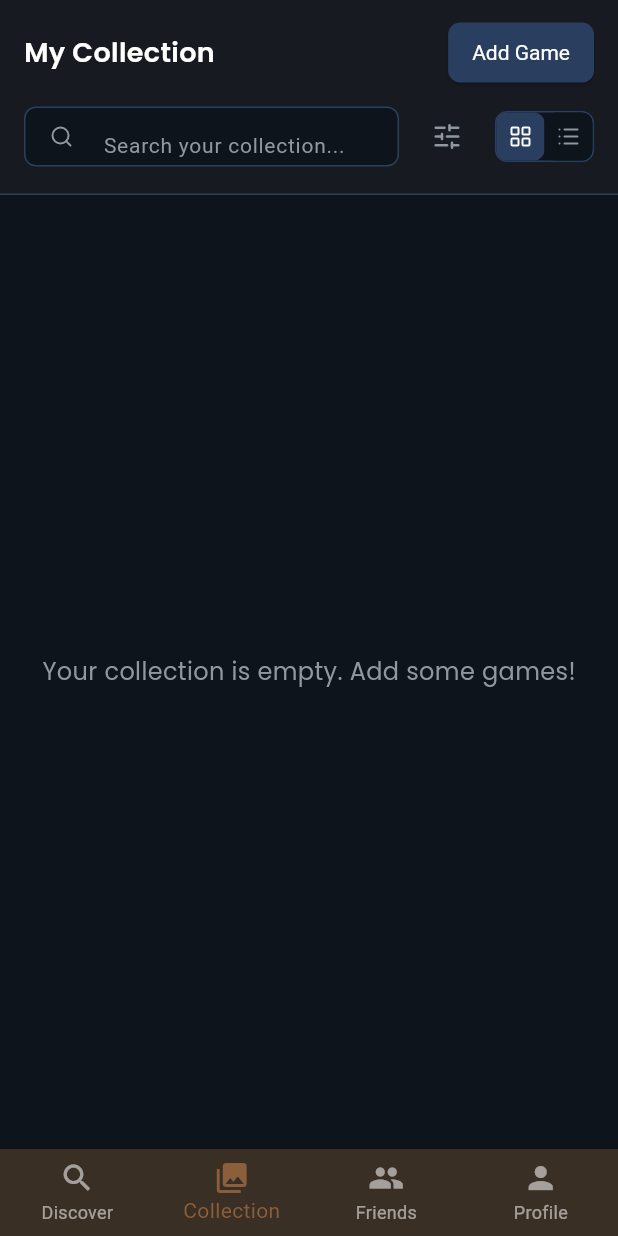
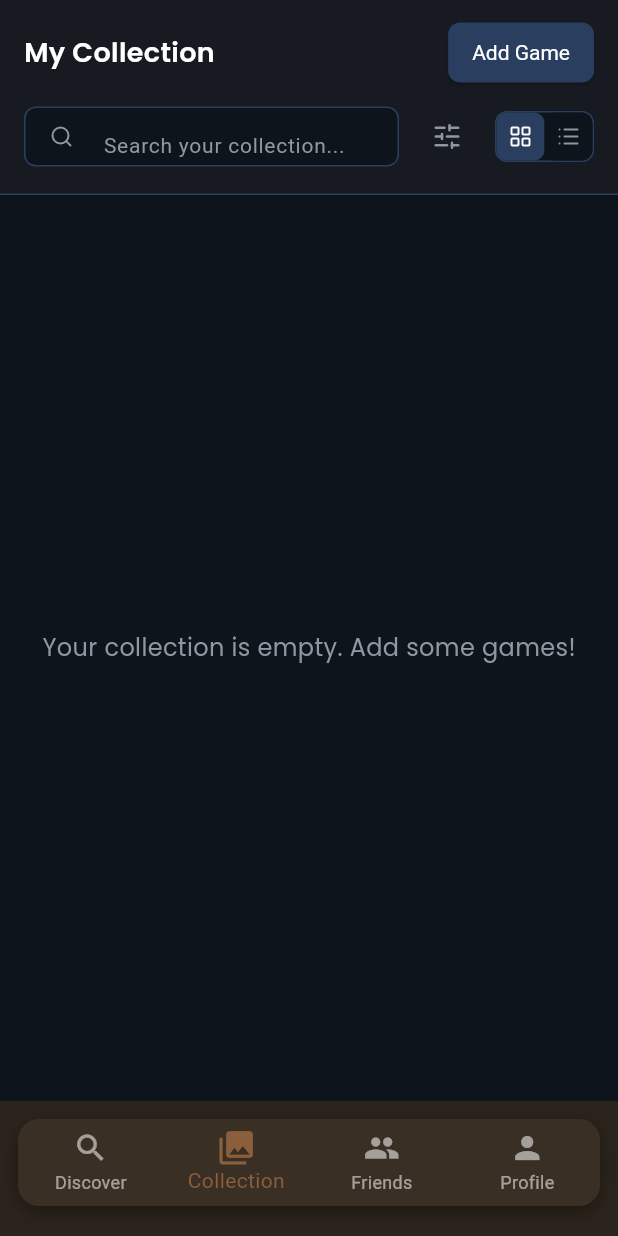
Before and after one commit to Locheloki/Board-Game-alternate-Repo, a Flutter app: the screen it shows once a user with an empty profile is signed in, item 2 of the bottom bar chosen, on a phone screen of 412 x 824 dp. Run offline on Flutter 3.47's test engine with Material 3 defaults, Android fonts, the phone set to English and light mode, and no system bars; our stand-ins replace cloud_firestore, firebase_auth, firebase_core, geolocator, google_fonts, lucide_icons; accounts and stored records are empty.

Commit message:
Bottom Navigation Bar Fixed

```diff
--- a/lib/pages/home_page.dart
+++ b/lib/pages/home_page.dart
@@ -73,19 +73,74 @@ class _HomePageState extends State<HomePage> {
       backgroundColor: AppColors.darkBg,
       appBar: _getAppBar(),
       body: _getPage(),
-      bottomNavigationBar: BottomNavigationBar(
-        backgroundColor: AppColors.darkBgSecondary,
+      bottomNavigationBar: SafeArea(
+        minimum: const EdgeInsets.only(bottom: 8),
+        child: Padding(
+          padding: const EdgeInsets.all(12.0), // keep 10-15px from screen edges
+          child: Container(
+            decoration: BoxDecoration(
+              color: AppColors.darkBgSecondary,
+              borderRadius: BorderRadius.circular(14),
+              boxShadow: [
+                BoxShadow(
+                  color: Colors.black.withOpacity(0.35),
+                  blurRadius: 10,
+                  offset: const Offset(0, 4),
+                ),
+              ],
+            ),
+            child: ClipRRect(
+              borderRadius: BorderRadius.circular(14),
+              child: BottomNavigationBar(
+                backgroundColor: Colors.transparent,
+                elevation: 0,
                 selectedItemColor: AppColors.primary,
                 unselectedItemColor: Colors.white54,
                 currentIndex: _selectedIndex,
                 onTap: _onItemTapped,
                 type: BottomNavigationBarType.fixed,
-        items: const [
-          BottomNavigationBarItem(icon: Icon(Icons.search), label: "Discover"),
-          BottomNavigationBarItem(icon: Icon(Icons.collections), label: "Collection"),
-          BottomNavigationBarItem(icon: Icon(Icons.group), label: "Friends"),
-          BottomNavigationBarItem(icon: Icon(Icons.person), label: "Profile"),
+                items: [
+                  BottomNavigationBarItem(
+                    icon: AnimatedScale(
+                      scale: _selectedIndex == 0 ? 1.12 : 1.0,
+                      duration: const Duration(milliseconds: 160),
+                      curve: Curves.easeOut,
+                      child: const Icon(Icons.search),
+                    ),
+                    label: "Discover",
+                  ),
+                  BottomNavigationBarItem(
+                    icon: AnimatedScale(
+                      scale: _selectedIndex == 1 ? 1.12 : 1.0,
+                      duration: const Duration(milliseconds: 160),
+                      curve: Curves.easeOut,
+                      child: const Icon(Icons.collections),
+                    ),
+                    label: "Collection",
+                  ),
+                  BottomNavigationBarItem(
+                    icon: AnimatedScale(
+                      scale: _selectedIndex == 2 ? 1.12 : 1.0,
+                      duration: const Duration(milliseconds: 160),
+                      curve: Curves.easeOut,
+                      child: const Icon(Icons.group),
+                    ),
+                    label: "Friends",
+                  ),
+                  BottomNavigationBarItem(
+                    icon: AnimatedScale(
+                      scale: _selectedIndex == 3 ? 1.12 : 1.0,
+                      duration: const Duration(milliseconds: 160),
+                      curve: Curves.easeOut,
+                      child: const Icon(Icons.person),
+                    ),
+                    label: "Profile",
+                  ),
                 ],
+              ),
+            ),
+          ),
+        ),
       ),
     );
   }
@@ -130,7 +185,6 @@ class _DiscoverPageState extends State<DiscoverPage> {
     );
   }
 
-
   @override
   Widget build(BuildContext context) {
     return StreamBuilder<List<BoardGame>>(
@@ -142,7 +196,12 @@ class _DiscoverPageState extends State<DiscoverPage> {
 
         final games = snapshot.data ?? [];
         if (games.isEmpty) {
-          return const Center(child: Text("No games available", style: TextStyle(color: Colors.white)));
+          return const Center(
+            child: Text(
+              "No games available",
+              style: TextStyle(color: Colors.white),
+            ),
+          );
         }
 
         final virtualItemCount = games.length * 1000;
@@ -158,11 +217,18 @@ class _DiscoverPageState extends State<DiscoverPage> {
                 children: [
                   Text(
                     "Board Games",
-                    style: GoogleFonts.poppins(fontSize: 32, fontWeight: FontWeight.bold, color: Colors.white),
+                    style: GoogleFonts.poppins(
+                      fontSize: 32,
+                      fontWeight: FontWeight.bold,
+                      color: Colors.white,
+                    ),
                   ),
                   Text(
                     "Discover new worlds",
-                    style: GoogleFonts.poppins(fontSize: 16, color: Colors.grey),
+                    style: GoogleFonts.poppins(
+                      fontSize: 16,
+                      color: Colors.grey,
+                    ),
                   ),
                 ],
               ),
@@ -185,12 +251,15 @@ class _DiscoverPageState extends State<DiscoverPage> {
                     return AnimatedBuilder(
                       animation: _pageController,
                       builder: (context, child) {
-                        final double page = (_pageController.hasClients && _pageController.page != null)
+                        final double page =
+                            (_pageController.hasClients &&
+                                _pageController.page != null)
                             ? _pageController.page!
                             : _pageController.initialPage.toDouble();
 
                         final double pageDelta = page - index;
-                        final double distortion = (1 - (pageDelta.abs() * 0.3)).clamp(0.0, 1.0);
+                        final double distortion = (1 - (pageDelta.abs() * 0.3))
+                            .clamp(0.0, 1.0);
                         final double rotation = pageDelta * -0.2;
 
                         return Transform(
@@ -215,7 +284,11 @@ class _DiscoverPageState extends State<DiscoverPage> {
               top: 0,
               bottom: 120,
               child: IconButton(
-                icon: const Icon(Icons.arrow_back_ios, color: Colors.white, size: 30),
+                icon: const Icon(
+                  Icons.arrow_back_ios,
+                  color: Colors.white,
+                  size: 30,
+                ),
                 onPressed: _goToPreviousPage,
                 splashRadius: 20,
               ),
@@ -227,7 +300,11 @@ class _DiscoverPageState extends State<DiscoverPage> {
               top: 0,
               bottom: 120,
               child: IconButton(
-                icon: const Icon(Icons.arrow_forward_ios, color: Colors.white, size: 30),
+                icon: const Icon(
+                  Icons.arrow_forward_ios,
+                  color: Colors.white,
+                  size: 30,
+                ),
                 onPressed: _goToNextPage,
                 splashRadius: 20,
               ),
@@ -271,7 +348,7 @@ class _DiscoverPageState extends State<DiscoverPage> {
               color: Colors.black.withOpacity(0.5),
               blurRadius: 20,
               offset: const Offset(0, 10),
-            )
+            ),
           ],
         ),
         child: ClipRRect(
@@ -280,9 +357,14 @@ class _DiscoverPageState extends State<DiscoverPage> {
             fit: StackFit.expand,
             children: [
               Image.network(
-                game.thumbnailUrl.isEmpty ? 'https://via.placeholder.com/400' : game.thumbnailUrl,
+                game.thumbnailUrl.isEmpty
+                    ? 'https://via.placeholder.com/400'
+                    : game.thumbnailUrl,
                 fit: BoxFit.cover,
-                errorBuilder: (c, o, s) => Container(color: Colors.grey[900], child: const Icon(Icons.broken_image, color: Colors.white)),
+                errorBuilder: (c, o, s) => Container(
+                  color: Colors.grey[900],
+                  child: const Icon(Icons.broken_image, color: Colors.white),
+                ),
               ),
               Container(
                 decoration: const BoxDecoration(
@@ -295,7 +377,9 @@ class _DiscoverPageState extends State<DiscoverPage> {
                 ),
               ),
               Positioned(
-                bottom: 20, left: 20, right: 20,
+                bottom: 20,
+                left: 20,
+                right: 20,
                 child: Column(
                   crossAxisAlignment: CrossAxisAlignment.start,
                   children: [
--- a/lib/pages/ui/game_catalog_card.dart
+++ b/lib/pages/ui/game_catalog_card.dart
@@ -82,7 +82,6 @@ class GameCatalogCard extends StatelessWidget {
                 child: AnimatedScale(
                   scale: isSelected ? 1.0 : 0.0,
                   duration: const Duration(milliseconds: 200),
-                  // FIXED HERE: Changed Curves.backOut to Curves.easeOutBack
                   curve: Curves.easeOutBack,
                   child: Container(
                     decoration: const BoxDecoration(
```
Also changed, not shown: lib/pages/ui/catalog_header.dart (deleted, +0 -111 lines), lib/pages/ui/header/catalog_header.dart (+121 -21 lines), lib/widgets/animations.dart (+25 -23 lines). Lines whose indentation alone changed are shown as unchanged.
